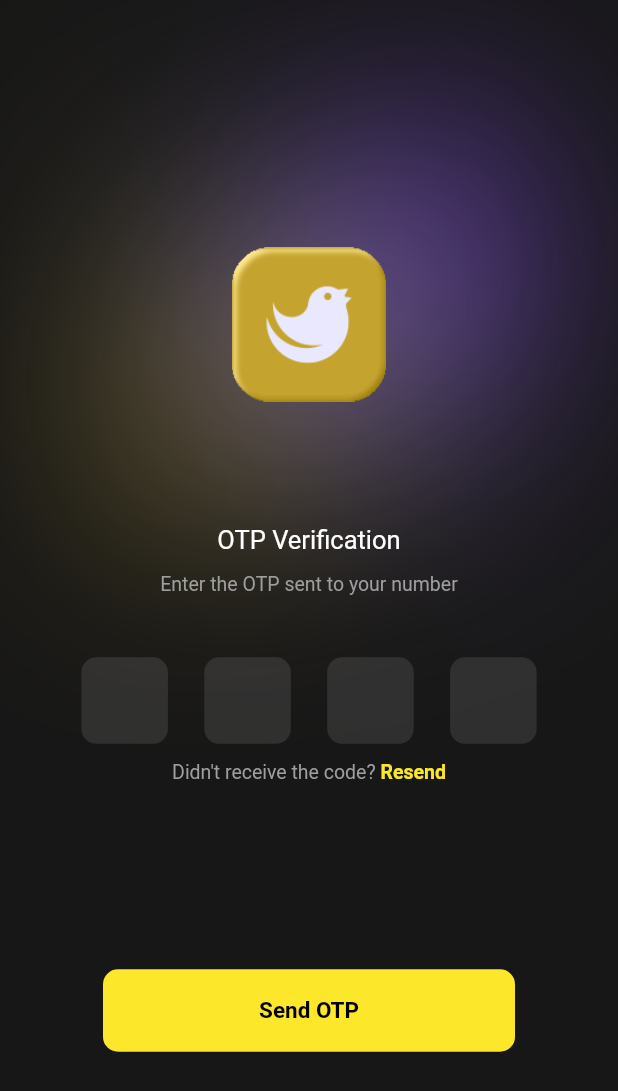
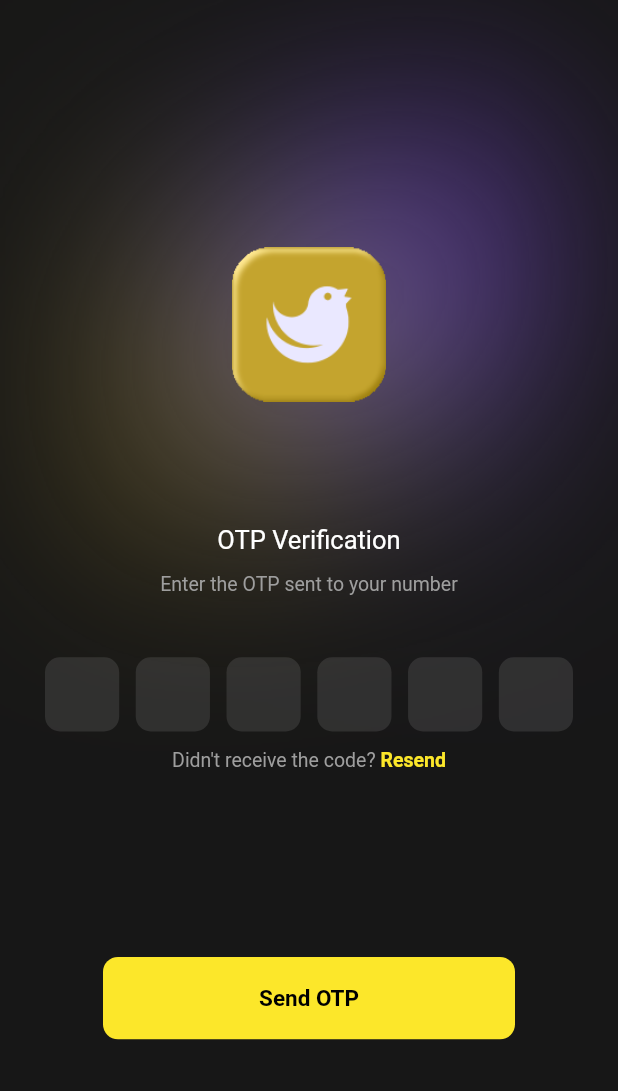
Before and after one commit to TheMR-777/Cherp, a Flutter app: the OTP_verification screen opened by its route, on a phone screen of 412 x 824 dp. Shown: the top 1091 px of the screen. Run offline on Flutter 3.47's test engine with Material 2 defaults, Android fonts, the phone set to English and light mode, and no system bars; our stand-ins replace carousel_slider, flutter_svg, google_fonts, intl_phone_field.

Commit message:
OTP made 6

```diff
--- a/lib/Initial/verification.dart
+++ b/lib/Initial/verification.dart
@@ -15,11 +15,12 @@ class _OTP_verificationState extends State<OTP_verification> {
   Widget build(BuildContext context) {
     final screen_height = MediaQuery.of(context).size.height;
     final screen_width = MediaQuery.of(context).size.width;
+    const otp_aspect = 0.06;
 
     Widget OTPbox() {
       return Container(
-        height: screen_height * 0.07,
-        width: screen_height * 0.07,
+        height: screen_height * otp_aspect,
+        width: screen_height * otp_aspect,
         decoration: BoxDecoration(
             borderRadius: BorderRadius.circular(10),
             color: Colors.white.withOpacity(0.1)),
@@ -28,6 +29,10 @@ class _OTP_verificationState extends State<OTP_verification> {
           keyboardType: TextInputType.number,
           cursorColor: Colors.white,
           textAlign: TextAlign.center,
+          textAlignVertical: TextAlignVertical.center,
+          style: TextStyle(
+            color: Colors.white,
+          ),
           decoration: InputDecoration(
             border: InputBorder.none,
             counterText: "",
@@ -88,13 +93,8 @@ class _OTP_verificationState extends State<OTP_verification> {
             Padding(
               padding: const EdgeInsets.only(left: 30, right: 30),
               child: Row(
-                mainAxisAlignment: MainAxisAlignment.spaceEvenly,
-                children: [
-                  OTPbox(),
-                  OTPbox(),
-                  OTPbox(),
-                  OTPbox(),
-                ],
+                mainAxisAlignment: MainAxisAlignment.spaceBetween,
+                children: List.generate(6, (index) => OTPbox()),
               ),
             ),
             SizedBox(
```
